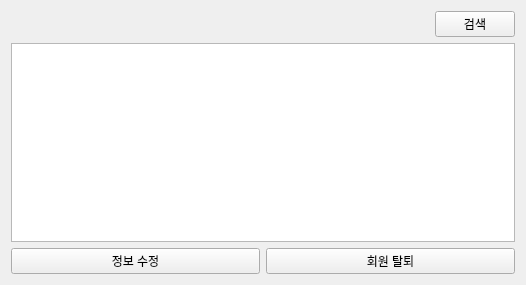
wnghks7787/veda_project1, file user_mainpage.ui: the form before one commit.
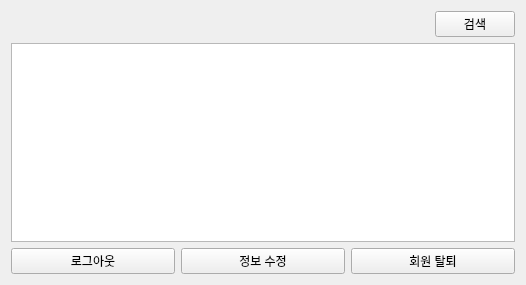
The form after the commit.

Commit message: make logout_button prototype

What changed in the file:
```diff
--- a/user_mainpage.ui
+++ b/user_mainpage.ui
@@ -14,7 +14,28 @@
    <string>Form</string>
   </property>
   <layout class="QGridLayout" name="gridLayout">
-   <item row="0" column="0" colspan="2">
+   <item row="1" column="2">
+    <widget class="QPushButton" name="withdraw_button">
+     <property name="text">
+      <string>회원 탈퇴</string>
+     </property>
+    </widget>
+   </item>
+   <item row="1" column="1">
+    <widget class="QPushButton" name="modify_button">
+     <property name="text">
+      <string>정보 수정</string>
+     </property>
+    </widget>
+   </item>
+   <item row="1" column="0">
+    <widget class="QPushButton" name="logout_button">
+     <property name="text">
+      <string>로그아웃</string>
+     </property>
+    </widget>
+   </item>
+   <item row="0" column="0" colspan="3">
     <layout class="QGridLayout" name="main_layout">
      <item row="2" column="0">
       <spacer name="top_spacer">
@@ -41,20 +62,6 @@
      </item>
     </layout>
    </item>
-   <item row="1" column="1">
-    <widget class="QPushButton" name="withdraw_button">
-     <property name="text">
-      <string>회원 탈퇴</string>
-     </property>
-    </widget>
-   </item>
-   <item row="1" column="0">
-    <widget class="QPushButton" name="modify_button">
-     <property name="text">
-      <string>정보 수정</string>
-     </property>
-    </widget>
-   </item>
   </layout>
  </widget>
  <resources/>
```
The commit also changes 1 other file.
